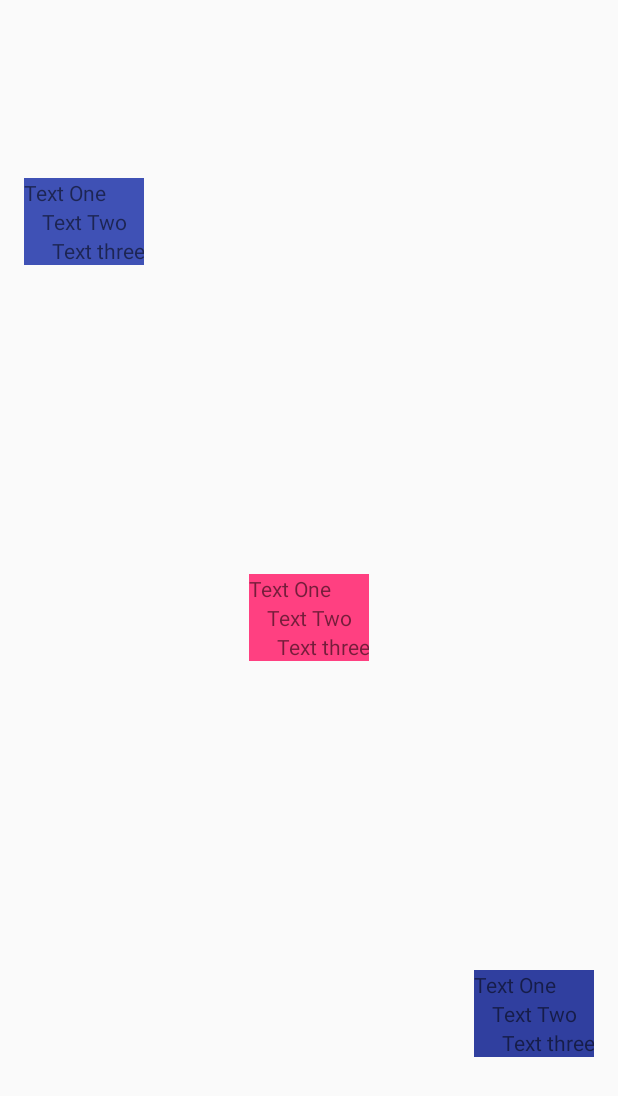
After one commit to AnupamSingh0211/kotlinAndroidSamples, an Android app: the layout android_gravity_sample.xml on its own in the app's theme, with its tools: preview values and no code run, on a phone screen of 412 x 824 dp. The commit adds this screen. Shown: the top 1096 px of the screen. Run offline under Robolectric (Android 15) with nearby library versions, the phone set to English and light mode, and no system bars.

Commit message:
[UPDATE]added gravity sample

```diff
--- a/app/src/main/res/layout/activity_view_pager.xml
+++ b/app/src/main/res/layout/activity_view_pager.xml
@@ -1,11 +1,12 @@
-<?xml version="1.0" encoding="utf-8"?>
-<android.support.constraint.ConstraintLayout xmlns:android="http://schemas.android.com/apk/res/android"
+<LinearLayout xmlns:android="http://schemas.android.com/apk/res/android"
+    android:id="@+id/outer_layout"
     android:layout_width="match_parent"
-    android:layout_height="match_parent">
+    android:layout_height="match_parent"
+    android:orientation="vertical">
 
-    <android.support.v4.view.ViewPager
-        android:id="@+id/activity_view_pager_holder"
+    <RelativeLayout
+        android:id="@+id/inner_layout"
         android:layout_width="match_parent"
-        android:layout_height="match_parent"></android.support.v4.view.ViewPager>
-
-</android.support.constraint.ConstraintLayout>
+        android:layout_height="50dp"
+        android:layout_gravity="right" />
+</LinearLayout>
--- /dev/null
+++ b/app/src/main/res/layout/android_gravity_sample.xml
@@ -0,0 +1,101 @@
+<?xml version="1.0" encoding="utf-8"?>
+<LinearLayout xmlns:android="http://schemas.android.com/apk/res/android"
+    android:layout_width="match_parent"
+    android:layout_height="match_parent"
+    android:orientation="vertical"
+    android:paddingBottom="16dp"
+    android:paddingLeft="16dp"
+    android:paddingRight="16dp"
+    android:paddingTop="16dp">
+
+    <LinearLayout
+        android:layout_width="wrap_content"
+        android:layout_height="0dp"
+        android:layout_gravity="start"
+        android:layout_weight="1"
+        android:gravity="center_vertical"
+        android:orientation="vertical">
+
+        <TextView
+            android:layout_width="@dimen/fixed"
+            android:layout_height="wrap_content"
+            android:background="@color/colorPrimary"
+            android:gravity="start"
+            android:text="@string/text1" />
+
+        <TextView
+            android:layout_width="@dimen/fixed"
+            android:layout_height="wrap_content"
+            android:background="@color/colorPrimary"
+            android:gravity="center"
+            android:text="@string/text2" />
+
+        <TextView
+            android:layout_width="@dimen/fixed"
+            android:layout_height="wrap_content"
+            android:background="@color/colorPrimary"
+            android:gravity="end"
+            android:text="@string/text3" />
+    </LinearLayout>
+
+    <LinearLayout
+        android:layout_width="wrap_content"
+        android:layout_height="0dp"
+        android:layout_gravity="center"
+        android:layout_weight="1"
+        android:gravity="center_vertical"
+        android:orientation="vertical">
+
+
+        <TextView
+            android:layout_width="@dimen/fixed"
+            android:layout_height="wrap_content"
+            android:background="@color/colorAccent"
+            android:gravity="start"
+            android:text="@string/text1" />
+
+        <TextView
+            android:layout_width="@dimen/fixed"
+            android:layout_height="wrap_content"
+            android:background="@color/colorAccent"
+            android:gravity="center"
+            android:text="@string/text2" />
+
+        <TextView
+            android:layout_width="@dimen/fixed"
+            android:layout_height="wrap_content"
+            android:background="@color/colorAccent"
+            android:gravity="end"
+            android:text="@string/text3" />
+    </LinearLayout>
+
+    <LinearLayout
+        android:layout_width="wrap_content"
+        android:layout_height="0dp"
+        android:layout_gravity="end"
+        android:layout_weight="1"
+        android:gravity="center_vertical"
+        android:orientation="vertical">
+
+        <TextView
+            android:layout_width="@dimen/fixed"
+            android:layout_height="wrap_content"
+            android:background="@color/colorPrimaryDark"
+            android:gravity="start"
+            android:text="@string/text1" />
+
+        <TextView
+            android:layout_width="@dimen/fixed"
+            android:layout_height="wrap_content"
+            android:background="@color/colorPrimaryDark"
+            android:gravity="center"
+            android:text="@string/text2" />
+
+        <TextView
+            android:layout_width="@dimen/fixed"
+            android:layout_height="wrap_content"
+            android:background="@color/colorPrimaryDark"
+            android:gravity="end"
+            android:text="@string/text3" />
+    </LinearLayout>
+</LinearLayout>
--- /dev/null
+++ b/app/src/main/res/values/dimens.xml
@@ -0,0 +1,4 @@
+<?xml version="1.0" encoding="utf-8"?>
+<resources>
+    <dimen name="fixed">80dp</dimen>
+</resources>
--- a/app/src/main/res/values/strings.xml
+++ b/app/src/main/res/values/strings.xml
@@ -1,3 +1,6 @@
 <resources>
     <string name="app_name">kotlinAndroidSamples</string>
+    <string name="text1">Text One</string>
+    <string name="text2">Text Two</string>
+    <string name="text3">Text three</string>
 </resources>
```
Also changed, not shown: app/src/main/java/com/hala/kotlinandroidsamples/viewpager/Layouts021.kt (+8 -0 lines).
